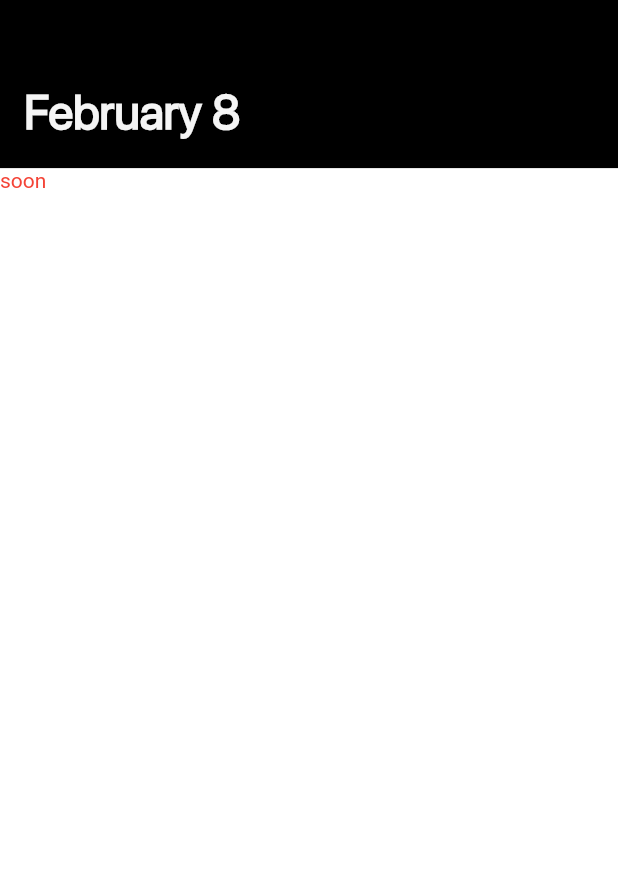
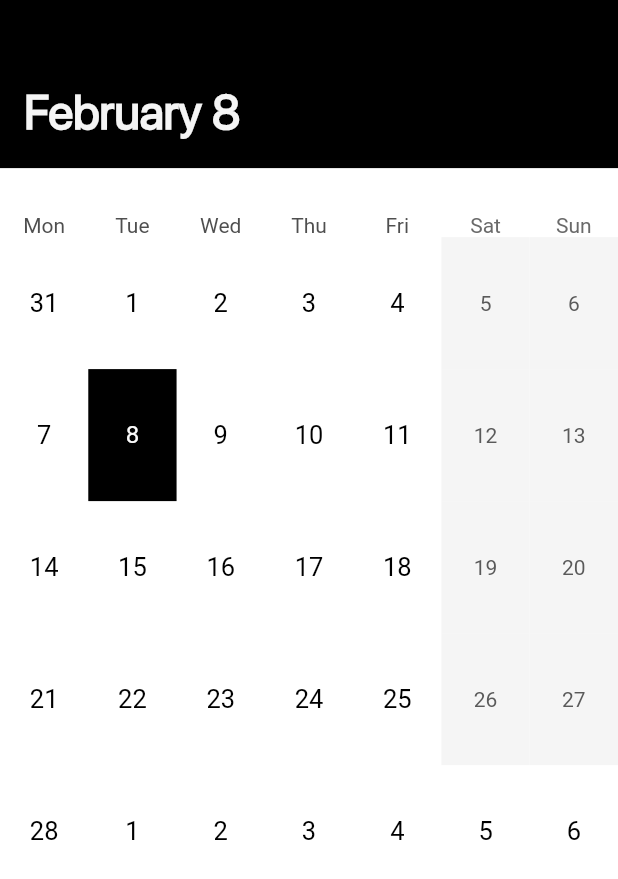
Before and after one commit to GhostuSs/shift_calendar, a Flutter app: the CalendarScreen screen opened by its route, on a phone screen of 412 x 824 dp. Shown: the top 879 px of the screen. Run offline on Flutter 3.47's test engine with Material 2 defaults, Android fonts, the phone set to English and light mode, and no system bars; drawn by our look-alikes of table_calendar; our stand-ins replace shared_preferences; accounts and stored records are empty.

Commit message:
'added calendar'

```diff
--- a/lib/ui/screens/calendar/ui/calendar_screen.dart
+++ b/lib/ui/screens/calendar/ui/calendar_screen.dart
@@ -1,6 +1,7 @@
 import 'package:flutter/material.dart';
 import 'package:shift_calendar/ui/res/colors/colors.dart';
 import 'package:shift_calendar/ui/res/uikit/appbars/raw_appbar.dart';
+import 'package:table_calendar/table_calendar.dart';
 
 class CalendarScreen extends StatefulWidget {
   const CalendarScreen({Key? key}) : super(key: key);
@@ -21,10 +22,37 @@ class _CalendarScreenState extends State<CalendarScreen> {
       ),
       backgroundColor: ProjectColors.white,
       body: Column(
-        children: const [
-          Text(
-            'soon',
-            style: TextStyle(color: Colors.red),
+        children: [
+          SizedBox(
+            height: 30,
+          ),
+          TableCalendar(
+            currentDay: DateTime.now(),
+            calendarStyle: const CalendarStyle(
+                markerMargin: EdgeInsets.zero,
+                cellMargin: EdgeInsets.zero,
+                cellPadding: EdgeInsets.zero,
+                canMarkersOverflow: true,
+                disabledTextStyle:
+                    TextStyle(color: ProjectColors.black, fontSize: 17.0),
+                selectedTextStyle:
+                    TextStyle(color: ProjectColors.white, fontSize: 17.0),
+                defaultTextStyle:
+                    TextStyle(color: ProjectColors.black, fontSize: 17.0),
+                outsideTextStyle:
+                    TextStyle(color: ProjectColors.black, fontSize: 17.0),
+                weekendDecoration: BoxDecoration(
+                    shape: BoxShape.rectangle, color: ProjectColors.lightGray),
+                todayDecoration: BoxDecoration(
+                    shape: BoxShape.rectangle, color: ProjectColors.black),
+                selectedDecoration: BoxDecoration(
+                    shape: BoxShape.rectangle, color: ProjectColors.black)),
+            headerVisible: false,
+            startingDayOfWeek: StartingDayOfWeek.monday,
+            rowHeight: 88,
+            focusedDay: DateTime.now(),
+            firstDay: DateTime(2022),
+            lastDay: DateTime(2023),
           )
         ],
       ),
--- a/pubspec.yaml
+++ b/pubspec.yaml
@@ -31,6 +31,7 @@ dependencies:
     sdk: flutter
   provider: ^6.0.2
   shared_preferences: ^2.0.12
+  table_calendar: ^3.0.3
 
 
   # The following adds the Cupertino Icons font to your application.
```
Also changed, not shown: pubspec.lock.
